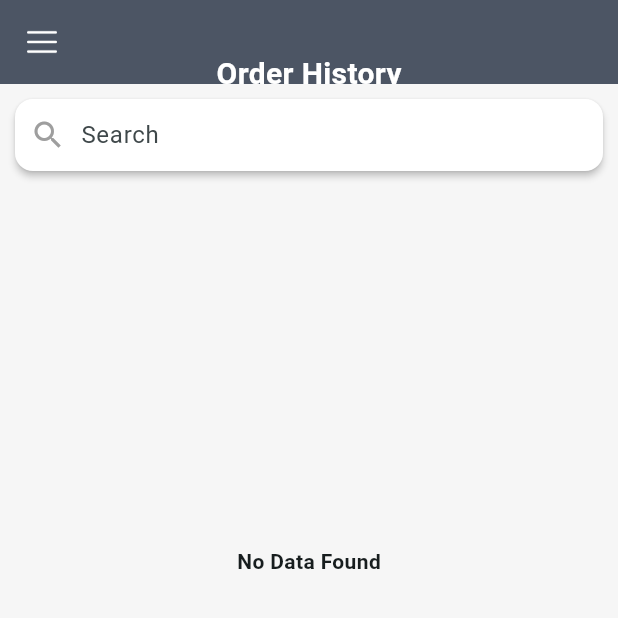
After one commit to JEWELLERYIT/JewelleryERPNew, a Flutter app: the Orderhistoryscreen screen opened directly, on a phone screen of 412 x 824 dp, the top half of it. The commit adds this screen. Run offline on Flutter 3.47's test engine with Material 3 defaults, Android fonts, the phone set to English and light mode, and no system bars; our stand-ins replace flutter_native_html_to_pdf, fluttertoast, image_picker, pie_chart, share_plus and 2 more; missing offline and left inert: dart:ffi, flutter_file_dialog, flutter_pdfview, responsive_grid_list, syncfusion_flutter_pdfviewer and 1 more; accounts and stored records are empty.

Commit message:
Order History

```diff
--- /dev/null
+++ b/lib/Pages/OrderHistoryScreen.dart
@@ -0,0 +1,284 @@
+import 'package:flutter/cupertino.dart';
+import 'dart:convert';
+import 'package:flutter/material.dart';
+import 'package:jewelleryerp/Pages/StoneOutStandingDetails.dart';
+import '../Components/SideNavigation.dart';
+import 'package:flutter/services.dart';
+import '../Constants/Functions.dart';
+import '../Constants/StaticConstant.dart';
+import 'MaxWidthContainer.dart';
+
+class Orderhistoryscreen extends StatefulWidget {
+  const Orderhistoryscreen({super.key});
+
+  @override
+  _OrderhistoryscreenState createState() => _OrderhistoryscreenState();
+}
+
+class _OrderhistoryscreenState extends State<Orderhistoryscreen> {
+  int selectedSort = 0;
+  int selectedSortType = 0;
+
+  final TextEditingController _searchController = TextEditingController();
+
+  bool loader = false;
+  Constans constans = Constans();
+
+  @override
+  void initState() {
+    super.initState();
+    getUserData();
+
+    // Add listener to the search controller
+    _searchController.addListener(() {
+      onSubmitSearch(_searchController.text);
+    });
+  }
+
+  List<Map<String, dynamic>> mainList = [];
+  List<Map<String, dynamic>> data = [];
+
+  Future<void> getUserData() async {
+    String? userData = await Constans().getData(StaticConstant.userData);
+
+    fetchLists(jsonDecode(userData!));
+  }
+
+  Future<void> fetchLists(Map<String, dynamic> userData) async {
+    getMetalList(userData);
+  }
+
+  Future<void> getMetalList(Map<String, dynamic> userData) async {
+    // companyid:1001
+    // select:1
+    // id:1
+    // clouduserid:1001
+    var formData = {
+      'companyid': userData['companyid'],
+      'select': "1",
+      'id': "0",
+      'clouduserid': userData['username'],
+    };
+
+    String response = await constans.callApi(
+        formData, "https://www.digicat.in/webroot/RiteshApi/erp_order.php");
+
+    Map<String, dynamic> responseData = json.decode(response);
+
+    print("Client OutStanding: $formData $responseData");
+
+    setState(() {
+      mainList = List<Map<String, dynamic>>.from(responseData['data']);
+      data = List<Map<String, dynamic>>.from(responseData['data']);
+    });
+  }
+
+  final GlobalKey<ScaffoldState> _scaffoldKey = GlobalKey<ScaffoldState>();
+
+  void onSubmitSearch(String value) {
+    setState(() {
+      data = mainList.where((client) {
+        // Check if clientname contains the pattern (case-insensitive)
+        return client['orderref']
+            .toString()
+            .toLowerCase()
+            .contains(value.toLowerCase());
+      }).toList();
+    });
+  }
+
+  @override
+  Widget build(BuildContext context) {
+    return Scaffold(
+      key: _scaffoldKey,
+      drawer: Drawer(
+        child: SideNavigation(
+          type: 0,
+          setState: () {},
+        ),
+      ),
+      backgroundColor: const Color(0xFFF6F6F6),
+      appBar: AppBar(
+        // backgroundColor: Colors.white,
+        // Replace with your color
+        leading: IconButton(
+          icon: Image.asset(
+            color: Colors.white,
+            'assets/menu.png', // Replace with your image path
+            height: 20, // Adjust the height as needed
+          ),
+          onPressed: () => _scaffoldKey.currentState?.openDrawer(),
+        ),
+        title: null,
+        // Set to null to center the image
+        backgroundColor: const Color(0xFF4C5564),
+        flexibleSpace: Container(
+          margin: const EdgeInsets.only(top: 35),
+          child: const Center(
+            child: Text(
+              "Order History",
+              style: TextStyle(
+                  fontSize: 20,
+                  color: Colors.white,
+                  fontWeight: FontWeight.bold),
+            ),
+          ),
+        ),
+      ),
+      body: loader
+          ? const Center(child: CircularProgressIndicator())
+          : Column(
+              children: [
+                Card(
+                  margin: const EdgeInsets.all(10),
+                  elevation: 2,
+                  color: Colors.white,
+                  // Set your desired background color here
+                  child: Padding(
+                    padding: const EdgeInsets.symmetric(horizontal: 10),
+                    child: Row(
+                      children: [
+                        const Icon(Icons.search, color: Colors.grey),
+                        const SizedBox(
+                          width: 10,
+                        ),
+                        Expanded(
+                          child: TextField(
+                            controller: _searchController,
+                            decoration: const InputDecoration(
+                              hintText: "Search",
+                              border: InputBorder.none,
+                            ),
+                          ),
+                        ),
+                      ],
+                    ),
+                  ),
+                ),
+                Expanded(
+                  child: SingleChildScrollView(
+                    child: Column(
+                      children: [
+                        // Data Rows
+                        if (data.isNotEmpty)
+                          Column(
+                            children: data.map((client) {
+                              return GestureDetector(
+                                onTap: () => {
+
+                                },
+                                child: Card(
+                                  margin: const EdgeInsets.symmetric(
+                                      horizontal: 8, vertical: 8),
+                                  shape: RoundedRectangleBorder(
+                                      borderRadius: BorderRadius.circular(12)),
+                                  elevation: 4,
+                                  child: Padding(
+                                    padding: const EdgeInsets.all(16),
+                                    child: Row(
+                                      children: [
+                                        // IMAGE
+                                        Column(
+                                          children: [
+                                            ClipRRect(
+                                              borderRadius:
+                                                  BorderRadius.circular(8),
+                                              child: Image.network(
+                                                "https://digicat.in/webroot/RiteshApi/${client['image1link']}",
+                                                height: 80,
+                                                width: 80,
+                                                fit: BoxFit.cover,
+                                                errorBuilder:
+                                                    (context, error, stackTrace) =>
+                                                        Container(
+                                                  color: Colors.grey[300],
+                                                  height: 80,
+                                                  width: 80,
+                                                  child: const Icon(
+                                                      Icons.image_not_supported,
+                                                      size: 40),
+                                                ),
+                                              ),
+                                            ),
+                                            Text(
+                                                "Client Name: ${client['clientname'] ?? ''}",
+                                                style: const TextStyle(
+                                                    fontWeight:
+                                                    FontWeight.bold,
+                                                    color: Colors.black87)),
+                                          ],
+                                        ),
+                                        const SizedBox(width: 16),
+                                        // TEXT INFO
+                                        Expanded(
+                                          child: Column(
+                                            crossAxisAlignment:
+                                                CrossAxisAlignment.start,
+                                            children: [
+                                              Text(
+                                                  "Date:       ${client['thisdate'] ?? ''}",
+                                                  style: const TextStyle(
+                                                      fontWeight:
+                                                          FontWeight.bold,
+                                                      color: Colors.black87)),
+                                              const SizedBox(height: 4),
+                                              Text(
+                                                  "Order Ref: ${client['orderref'] ?? ''}",
+                                                  style: const TextStyle(
+                                                      fontSize: 12)),
+                                              Text(
+                                                  "Item:         ${client['item'] ?? ''}",style: const TextStyle(
+                                                  fontSize: 12)),
+                                              Text(
+                                                  "Ref SKU:   ${client['refsku'] ?? ''}",style: const TextStyle(
+                                                  fontSize: 12)),
+                                              Text(
+                                                  "C-Ref:       ${client['cref'] ?? ''}",style: const TextStyle(
+                                                  fontSize: 12)),
+                                              const SizedBox(height: 6),
+                                              Container(
+                                                padding:
+                                                    const EdgeInsets.symmetric(
+                                                        horizontal: 10,
+                                                        vertical: 6),
+                                                decoration: BoxDecoration(
+                                                  color:
+                                                      Colors.deepPurple.shade50,
+                                                  borderRadius:
+                                                      BorderRadius.circular(20),
+                                                ),
+                                                child: Text(
+                                                  "Metal : ${client['metal'] ?? ''} | Col : ${client['color'] ?? ''}",
+                                                  style: const TextStyle(
+                                                      fontWeight:
+                                                          FontWeight.w500,
+                                                      color: Colors.deepPurple),
+                                                ),
+                                              ),
+                                            ],
+                                          ),
+                                        ),
+                                      ],
+                                    ),
+                                  ),
+                                ),
+                              );
+                            }).toList(),
+                          )
+                        else
+                          const SizedBox(
+                              height: 500,
+                              child: Center(
+                                  child: Text(
+                                "No Data Found",
+                                style: TextStyle(fontWeight: FontWeight.bold),
+                              ))),
+                      ],
+                    ),
+                  ),
+                ),
+              ],
+            ),
+    );
+  }
+}
```
Also changed, not shown: lib/Components/SideNavigation.dart (+13 -2 lines).
